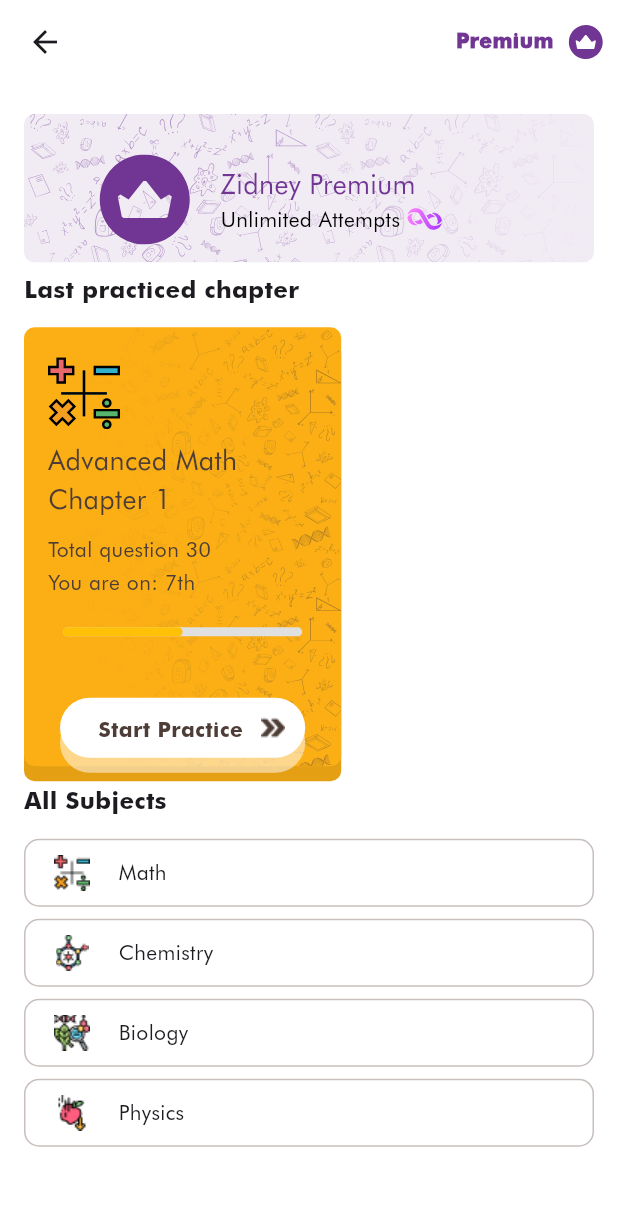
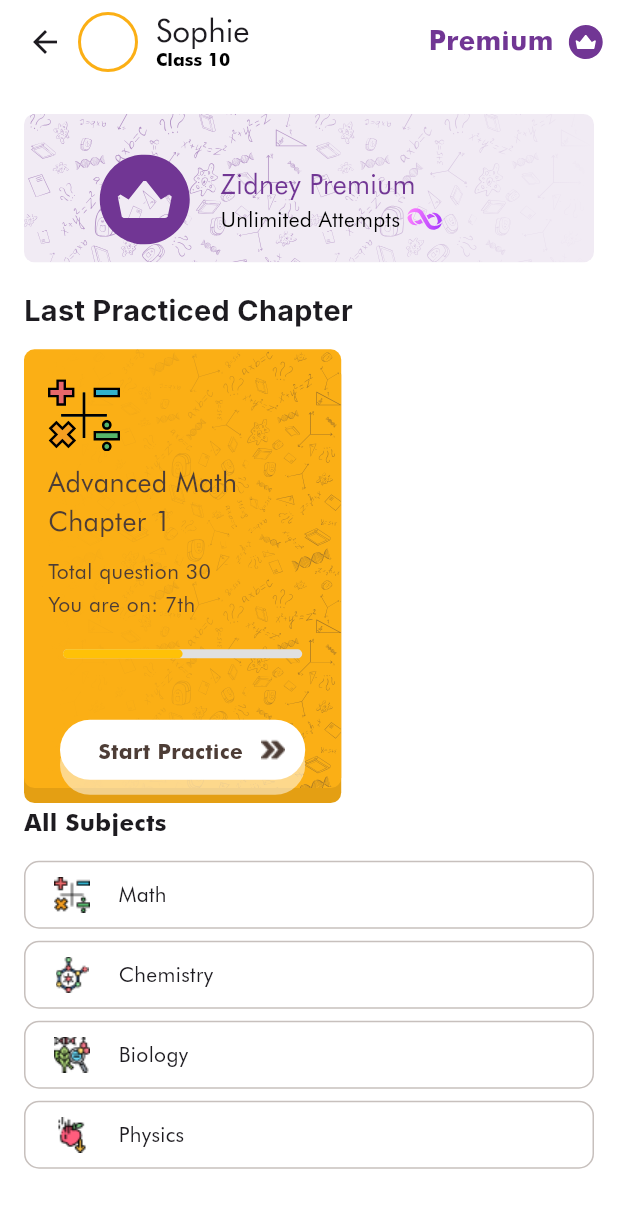
Before and after one commit to MTS-Services/khal971-zidney-course-app, a Flutter app: the HomeScreen screen opened directly, on a phone screen of 412 x 824 dp. Shown: the top 1208 px of the screen. Run offline on Flutter 3.47's test engine with Material 3 defaults, Android fonts, the phone set to English and light mode, and no system bars; drawn by our look-alikes of percent_indicator; our stand-ins replace dropdown_button2, flutter_svg, get; Roboto replaces fonts that are missing (Inter).

Commit message:
some changes in home screen

```diff
--- a/lib/utils/common/custom_app_bar.dart
+++ b/lib/utils/common/custom_app_bar.dart
@@ -1,7 +1,10 @@
 import 'package:flutter/material.dart';
 import 'package:flutter_svg/svg.dart';
+import 'package:get/get.dart';
 import 'package:zidney/utils/app_colors.dart';
 import 'package:zidney/utils/asset_path.dart';
+import 'package:zidney/utils/styles/app_text_styles.dart';
+import 'package:zidney/viewmodels/controller/bottom_nav_controller.dart';
 
 class CustomAppBar extends StatelessWidget implements PreferredSizeWidget {
   const CustomAppBar({
@@ -24,7 +27,17 @@
     return Padding(
       padding: const EdgeInsets.symmetric(horizontal: 10),
       child: AppBar(
-        leading: IconButton(onPressed: () {}, icon: Icon(Icons.arrow_back)),
+        leading: IconButton(
+          onPressed: () {
+            final navController = Get.find<BottomNavController>();
+            if (navController.customChild.value == null) {
+              Get.back();
+            } else {
+              navController.customChild.value = null;
+            }
+          },
+          icon: Icon(Icons.arrow_back),
+        ),
         leadingWidth: 26,
         automaticallyImplyLeading: false,
         title:
@@ -49,10 +62,8 @@
                       children: [
                         Text(
                           title,
-                          style: TextStyle(
-                            fontSize: 14,
-                            fontWeight: FontWeight.w300,
-                            color: Colors.black,
+                          style: AppTextStyle.regular14.apply(
+                            fontSizeFactor: 1.5,
                           ),
                         ),
                         Text(
@@ -80,9 +91,7 @@
                           children: [
                             Text(
                               'Premium',
-                              style: TextStyle(
-                                fontSize: 14,
-                                fontWeight: FontWeight.w900,
+                              style: AppTextStyle.bold14.apply(
                                 color: AppColors.secondaryColor,
                               ),
                             ),
--- a/lib/utils/common/custom_label.dart
+++ b/lib/utils/common/custom_label.dart
@@ -5,16 +5,18 @@
 class CustomLabel extends StatelessWidget {
   const CustomLabel({
     super.key,
-    required this.image,
+    this.image = AssetPath.labelIcon,
     required this.text,
     this.showfilter = false,
     this.filterImage = AssetPath.filterIcon,
+    this.showImage = true,
   });
 
   final String image;
   final String text;
   final bool showfilter;
   final String filterImage;
+  final bool showImage;
 
   @override
   Widget build(BuildContext context) {
@@ -24,8 +26,8 @@
         Row(
           spacing: 20,
           children: [
-            Image.asset(image, scale: 4),
-            Text(text, style: AppTextStyle.bold16),
+            if (showImage) Image.asset(image, scale: 4),
+            Text(text, style: AppTextStyle.bold16.apply(fontSizeFactor: 1.2)),
           ],
         ),
         if (showfilter) Image.asset(AssetPath.filterIcon, scale: 4),
--- a/lib/utils/styles/app_text_styles.dart
+++ b/lib/utils/styles/app_text_styles.dart
@@ -92,7 +92,7 @@
   // Bold 14
   static const TextStyle bold14 = TextStyle(
     fontFamily: 'Futura',
-    fontSize: 14,
+    fontSize: 18,
     height: 1.2,
     fontWeight: FontWeight.w700,
   );
--- a/lib/view/freePlanScreen/mainpages/home_screen.dart
+++ b/lib/view/freePlanScreen/mainpages/home_screen.dart
@@ -5,34 +5,38 @@
 import 'package:zidney/utils/app_style.dart';
 import 'package:zidney/utils/asset_path.dart';
 import 'package:zidney/utils/common/custom_app_bar.dart';
+import 'package:zidney/utils/common/custom_label.dart';
 import 'package:zidney/view/freePlanScreen/Question & Quiz/topic_screen.dart';
 import 'package:zidney/view/widgets/all_subject_screen.dart';
+import 'package:zidney/view/widgets/custom_premium_container.dart';
 import 'package:zidney/view/widgets/topic_overview_card.dart';
 import 'package:zidney/viewmodels/controller/bottom_nav_controller.dart';
-import 'package:zidney/viewmodels/controller/progress_controller.dart';
 
 class HomeScreen extends StatelessWidget {
-  HomeScreen({super.key});
+  const HomeScreen({super.key});
 
-  final myController = Get.put(ProgressController());
-
-
-  List<String> icons = [
+  final List<String> icons = const [
     'assets/images/math_icon.png',
     'assets/images/chemistry_icon.png',
     'assets/images/biology_icon.png',
     'assets/images/physics_icon.png',
-
   ];
 
-  List<String> subjects = ['Math', 'Chemistry', 'Biology', 'Physics'];
-
-
+  final List<String> subjects = const [
+    'Math',
+    'Chemistry',
+    'Biology',
+    'Physics',
+  ];
 
   @override
   Widget build(BuildContext context) {
     return Scaffold(
-      appBar: CustomAppBar(),
+      appBar: CustomAppBar(
+        showTitle: true,
+        title: 'Sophie',
+        classTitle: 'Class 10',
+      ),
       body: SingleChildScrollView(
         child: SafeArea(
           child: Padding(
@@ -54,55 +58,12 @@
                         fit: BoxFit.cover,
                       ),
                     ),
-                    Padding(
-                      padding: const EdgeInsets.only(left: 50, top: 27),
-                      child: Row(
-                        children: [
-                          SvgPicture.asset(AssetPath.vector),
-                          const SizedBox(width: 20),
-                          Column(
-                            crossAxisAlignment: CrossAxisAlignment.start,
-                            children: [
-                              Text(
-                                'Zidney Premium',
-                                style: TextStyle(
-                                  fontSize: AppStyles.fontXL,
-                                  fontWeight: AppStyles.weightMedium,
-                                  color: AppColors.secondaryColor,
-                                ),
-                              ),
-                              Row(
-                                children: [
-                                  Text(
-                                    "Unlimited Attempts",
-                                    style: TextStyle(
-                                      fontSize: AppStyles.fontM,
-                                      fontWeight: AppStyles.weightMedium,
-                                      color: AppColors.blackColor,
-                                    ),
-                                  ),
-                                  const SizedBox(width: 4),
-                                  SvgPicture.asset(AssetPath.vectorInfinity),
-                                ],
-                              ),
-                            ],
-                          ),
-                        ],
-                      ),
-                    ),
+                    CustomPremiumContainer(),
                   ],
                 ),
-                const SizedBox(height: 8),
-                Text(
-                  'Last practiced chapter',
-                  style: TextStyle(
-                    fontSize: AppStyles.fontL,
-                    fontWeight: AppStyles.weightBold,
-                  ),
-                ),
-                SizedBox(
-                  height: AppStyles.screenHeightPercentage(context, 0.015),
-                ),
+                const SizedBox(height: 20),
+                CustomLabel(text: 'Last Practiced Chapter', showImage: false),
+                SizedBox(height: 15),
                 Row(
                   children: [
                     TopicOverviewCard(
--- /dev/null
+++ b/lib/view/widgets/custom_premium_container.dart
@@ -0,0 +1,51 @@
+import 'package:flutter/material.dart';
+import 'package:flutter_svg/svg.dart';
+import 'package:zidney/utils/app_colors.dart';
+import 'package:zidney/utils/app_style.dart';
+import 'package:zidney/utils/asset_path.dart';
+
+class CustomPremiumContainer extends StatelessWidget {
+  const CustomPremiumContainer({
+    super.key,
+  });
+
+  @override
+  Widget build(BuildContext context) {
+    return Padding(
+      padding: const EdgeInsets.only(left: 50, top: 27),
+      child: Row(
+        children: [
+          SvgPicture.asset(AssetPath.vector),
+          const SizedBox(width: 20),
+          Column(
+            crossAxisAlignment: CrossAxisAlignment.start,
+            children: [
+              Text(
+                'Zidney Premium',
+                style: TextStyle(
+                  fontSize: AppStyles.fontXL,
+                  fontWeight: AppStyles.weightMedium,
+                  color: AppColors.secondaryColor,
+                ),
+              ),
+              Row(
+                children: [
+                  Text(
+                    "Unlimited Attempts",
+                    style: TextStyle(
+                      fontSize: AppStyles.fontM,
+                      fontWeight: AppStyles.weightMedium,
+                      color: AppColors.blackColor,
+                    ),
+                  ),
+                  const SizedBox(width: 4),
+                  SvgPicture.asset(AssetPath.vectorInfinity),
+                ],
+              ),
+            ],
+          ),
+        ],
+      ),
+    );
+  }
+}
```
